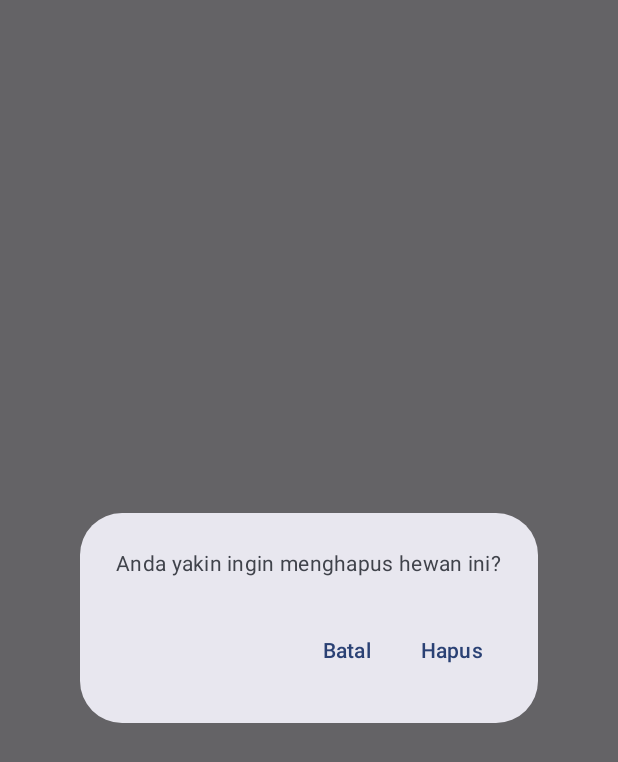
After one commit to jesikaromauli/MyBook, an Android app built with Jetpack Compose: the composable DialogHapus shown on its own in the app's theme, on a phone screen of 412 x 824 dp. The commit adds this screen. Shown: the top 762 px of the screen. Run offline under Robolectric (Android 15) with nearby library versions, the phone set to English and light mode, and no system bars; 2 statements that could not run were skipped.

Commit message:
Menambahkan tombol hapus

```diff
--- /dev/null
+++ b/app/src/main/java/com/jesika0104/mybook/screen/DialogHapus.kt
@@ -0,0 +1,46 @@
+package com.jesika0104.mybook.screen
+
+import android.content.res.Configuration
+import androidx.compose.material3.AlertDialog
+import androidx.compose.material3.Text
+import androidx.compose.material3.TextButton
+import androidx.compose.runtime.Composable
+import androidx.compose.ui.res.stringResource
+import androidx.compose.ui.tooling.preview.Preview
+import com.jesika0104.mybook.R
+import com.jesika0104.mybook.ui.theme.MyBookTheme
+
+@Composable
+fun DialogHapus(
+    onDismissRequest: () -> Unit,
+    onConfirm: () -> Unit
+
+){
+    AlertDialog(
+        text = { Text(text = stringResource(id = R.string.pesan_hapus)) },
+        confirmButton = {
+            TextButton(onClick = onConfirm) {
+                Text(text = stringResource(id = R.string.hapus))
+            }
+        },
+        dismissButton = {
+            TextButton(onClick = { onDismissRequest() }) {
+                Text(text = stringResource(id = R.string.batal))
+            }
+        },
+        onDismissRequest = { onDismissRequest() },
+
+        )
+}
+
+@Preview(showSystemUi = true)
+@Preview(uiMode = Configuration.UI_MODE_NIGHT_YES, showSystemUi = true)
+@Composable
+fun DialogHapusPreview() {
+    MyBookTheme {
+        DialogHapus(
+            onDismissRequest = { },
+            onConfirm = { }
+        )
+    }
+}
--- a/app/src/main/res/values/strings.xml
+++ b/app/src/main/res/values/strings.xml
@@ -2,6 +2,7 @@
     <string name="app_name">MyBook</string>
     <string name="gambar">Gambar %1$s</string>
     <string name="error">Gagal memuat data.. Koneksi error.</string>
+    <string name="try_again">Coba lagi</string>
     <string name="profil">Profil</string>
     <string name="tutup">Tutup</string>
     <string name="logout">Logout</string>
@@ -10,5 +11,6 @@
     <string name="penulis">Penulis</string>
     <string name="batal">Batal</string>
     <string name="simpan">Simpan</string>
-    <string name="try_again">Coba lagi</string>
+    <string name="hapus">Hapus</string>Add commentMore actions
+    <string name="pesan_hapus">Anda yakin ingin menghapus hewan ini?</string>
 </resources>
```
Also changed, not shown: app/src/main/java/com/jesika0104/mybook/network/BukuApiService.kt (+8 -0 lines), app/src/main/java/com/jesika0104/mybook/screen/MainScreen.kt (+72 -26 lines), app/src/main/java/com/jesika0104/mybook/screen/MainViewModel.kt (+23 -4 lines).
